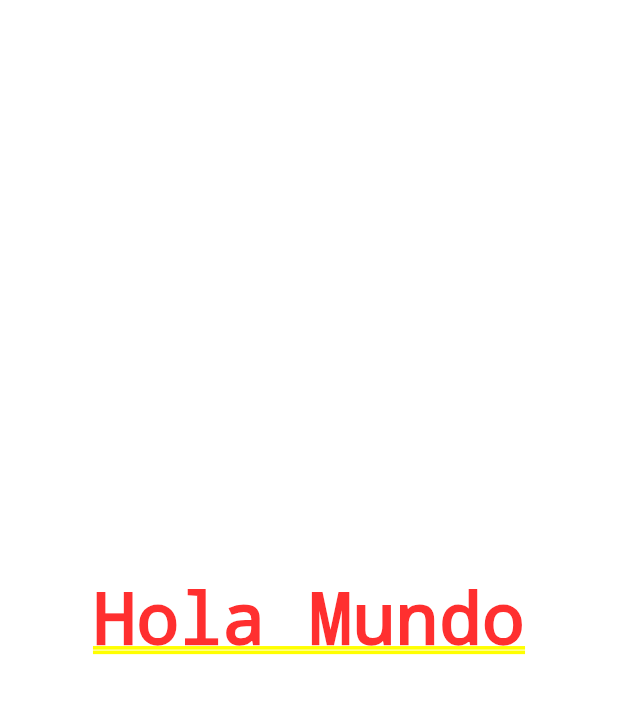
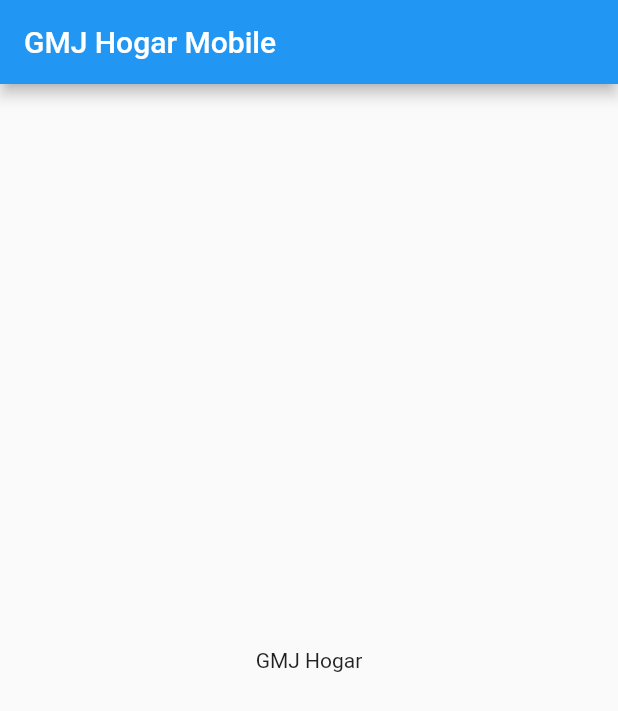
Before and after one commit to 4rtemis-25/counter_app, a Flutter app: the screen it shows after launch, on a phone screen of 412 x 824 dp. Shown: the top 711 px of the screen. Run offline on Flutter 3.47's test engine with Material 2 defaults, Android fonts, the phone set to English and light mode, and no system bars.

Commit message:
con AppBar

```diff
--- /dev/null
+++ b/lib/Screens/home_screen.dart
@@ -0,0 +1,19 @@
+import 'package:flutter/material.dart';
+
+class HomeScreen extends StatelessWidget {
+
+  const HomeScreen({super.key});
+
+  @override
+  Widget build(BuildContext context) {
+    return Scaffold(
+      appBar: AppBar(
+        title: const Text('GMJ Hogar Mobile'),
+      ),
+      body: const Center(
+        child: Text('GMJ Hogar'),
+      ),
+    );
+  }
+
+}
--- a/lib/main.dart
+++ b/lib/main.dart
@@ -1,16 +1,18 @@
+import 'package:counter_app/Screens/home_screen.dart';
 import 'package:flutter/material.dart';
 
 void main() {
-  runApp( MyApp() );
+  runApp( const MyApp() );
 }
 
 class MyApp extends StatelessWidget {
+  const MyApp({super.key});
+
   @override
   Widget build(BuildContext context) {
-    return MaterialApp(
-      home: Center(
-        child: Text('Hola Mundo'),
-      ),
+    return const MaterialApp(
+      debugShowCheckedModeBanner: false,
+      home: HomeScreen()
     );
   }
 
```
Also changed, not shown: 1 other file.
